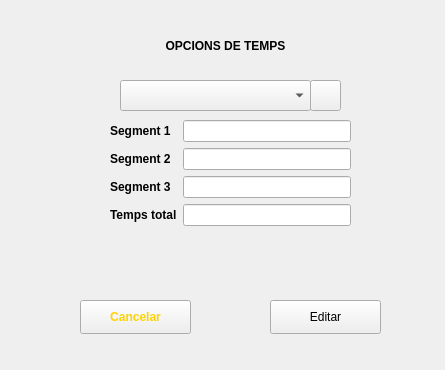
This is login_jesus/time_settings.ui in enriquepoler/2damUAProject as Qt 5 draws it before an edit. The edited form follows.
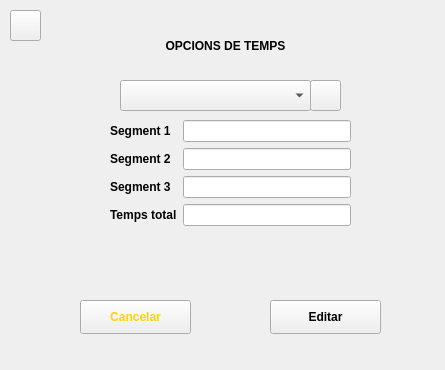
This is the edited form.

Commit message: Boto de adjustaments funcionant en cronometre. renombrament de nom de clase de cronometre. Millora control d'errors en modificar pacients i adjustaments. Modificacio de inserts (com si fora insert into where not exists) time settigns completat. Crides a db per inserir i llegir temps

What changed in the file:
```diff
--- a/login_jesus/time_settings.ui
+++ b/login_jesus/time_settings.ui
@@ -144,6 +144,12 @@
      <height>34</height>
     </rect>
    </property>
+   <property name="font">
+    <font>
+     <weight>75</weight>
+     <bold>true</bold>
+    </font>
+   </property>
    <property name="text">
     <string>Editar</string>
    </property>
@@ -170,6 +176,19 @@
     <string>Cancelar</string>
    </property>
   </widget>
+  <widget class="QPushButton" name="return_btn">
+   <property name="geometry">
+    <rect>
+     <x>10</x>
+     <y>10</y>
+     <width>31</width>
+     <height>31</height>
+    </rect>
+   </property>
+   <property name="text">
+    <string/>
+   </property>
+  </widget>
  </widget>
  <resources/>
  <connections/>
```
Left out of the diff: 8 changed lines with no effect on the pictures. The commit also changes 12 other files.
